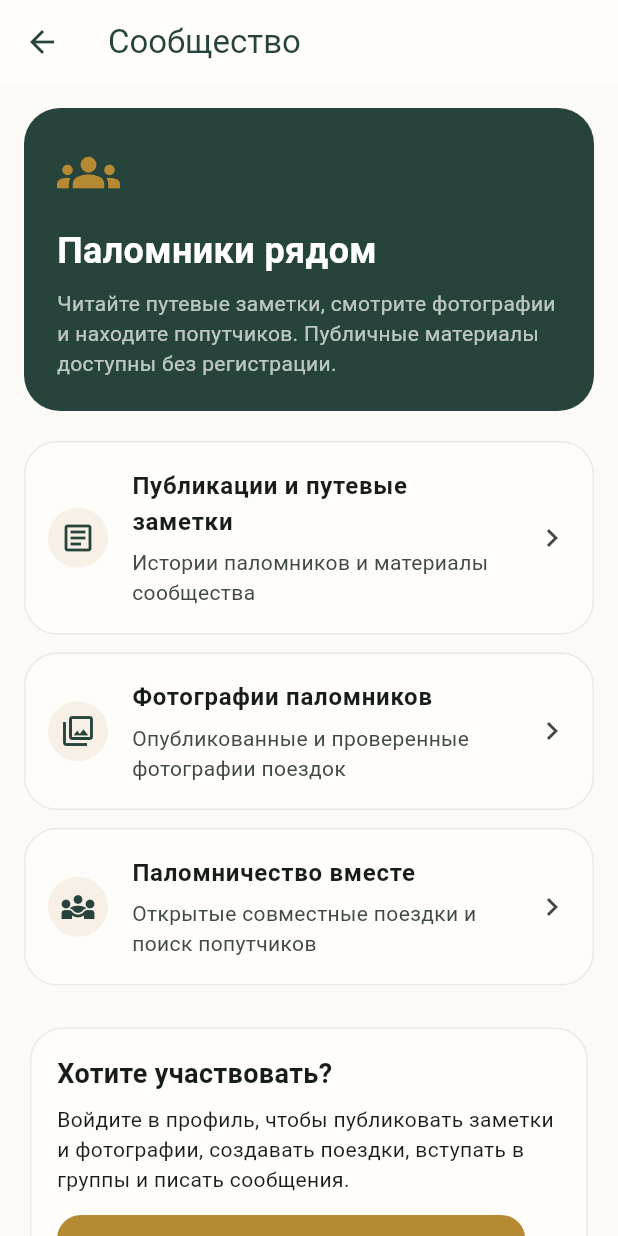
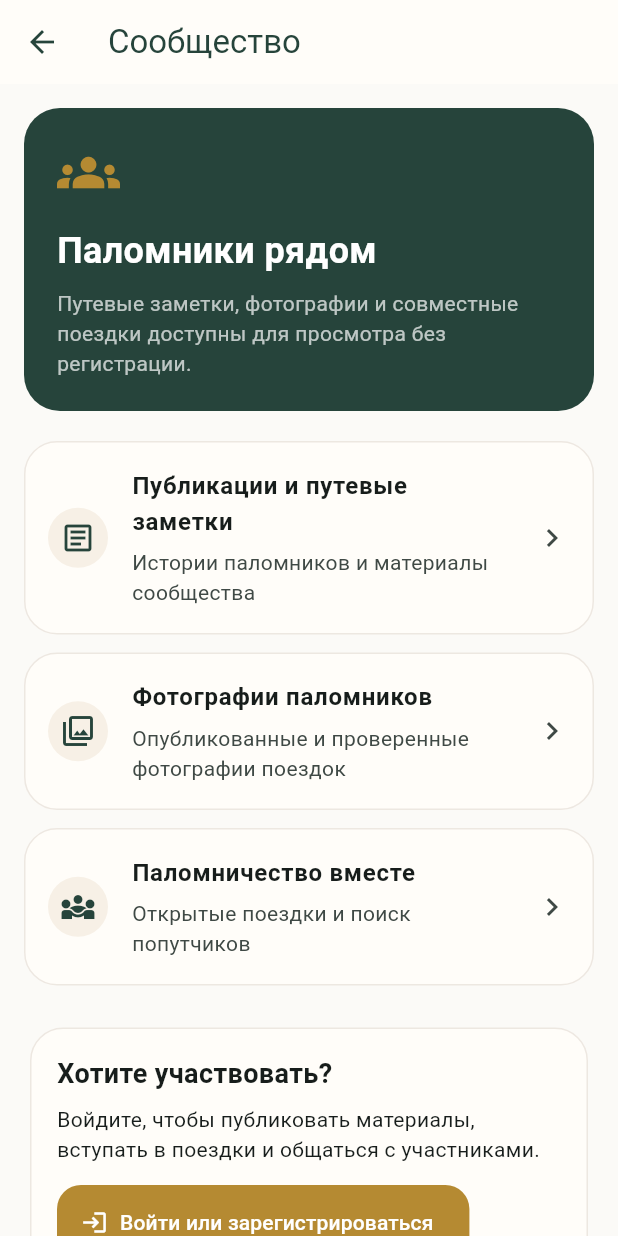
Before and after one commit to asbcorp24/palomnik, a Flutter app: the CommunityHubTab screen opened directly with empty values, on a phone screen of 412 x 824 dp. Run offline on Flutter 3.47's test engine with Material 3 defaults, Android fonts, the phone set to English and light mode, and no system bars; our stand-ins replace dio, firebase_core, firebase_messaging, flutter_local_notifications, flutter_secure_storage, geolocator and 4 more; missing offline and left inert: maplibre, yandex_mapkit; accounts and stored records are empty; statements that could not run were skipped.

Commit message:
Связать сообщество с входом в профиль

```diff
--- a/mobile/lib/src/screens/community_hub.dart
+++ b/mobile/lib/src/screens/community_hub.dart
@@ -11,9 +11,14 @@
 import 'pilgrimage_photos.dart';
 
 class CommunityHubTab extends StatelessWidget {
-  const CommunityHubTab({super.key, required this.session});
+  const CommunityHubTab({
+    super.key,
+    required this.session,
+    required this.onOpenProfile,
+  });
 
   final SessionController session;
+  final VoidCallback onOpenProfile;
 
   @override
   Widget build(BuildContext context) {
@@ -43,7 +48,7 @@
                 ),
                 SizedBox(height: 8),
                 Text(
-                  'Читайте путевые заметки, смотрите фотографии и находите попутчиков. Публичные материалы доступны без регистрации.',
+                  'Путевые заметки, фотографии и совместные поездки доступны для просмотра без регистрации.',
                   style: TextStyle(color: Colors.white70, height: 1.45),
                 ),
               ],
@@ -65,7 +70,7 @@
           _CommunitySectionCard(
             icon: Icons.diversity_3_outlined,
             title: 'Паломничество вместе',
-            subtitle: 'Открытые совместные поездки и поиск попутчиков',
+            subtitle: 'Открытые поездки и поиск попутчиков',
             onTap: () => _open(
               context,
               session.isAuthenticated
@@ -107,13 +112,13 @@
                     ),
                     const SizedBox(height: 7),
                     const Text(
-                      'Войдите в профиль, чтобы публиковать заметки и фотографии, создавать поездки, вступать в группы и писать сообщения.',
+                      'Войдите, чтобы публиковать материалы, вступать в поездки и общаться с участниками.',
                     ),
                     const SizedBox(height: 14),
                     FilledButton.icon(
-                      onPressed: () => DefaultTabController.of(context),
+                      onPressed: onOpenProfile,
                       icon: const Icon(Icons.login),
-                      label: const Text('Вход доступен в разделе «Профиль»'),
+                      label: const Text('Войти или зарегистрироваться'),
                     ),
                   ],
                 ),
@@ -142,8 +147,7 @@
   }
 
   @override
-  Widget build(BuildContext context) {
-    return FutureListPage(
+  Widget build(BuildContext context) => FutureListPage(
         title: 'Путевые заметки',
         loader: _load,
         builder: (item) => BasicCard(
@@ -153,7 +157,6 @@
           onTap: () => _openSite('/community/${item['slug']}'),
         ),
       );
-  }
 }
 
 class PublicTogetherScreen extends StatelessWidget {
@@ -168,15 +171,14 @@
   }
 
   @override
-  Widget build(BuildContext context) {
-    return FutureListPage(
+  Widget build(BuildContext context) => FutureListPage(
         title: 'Паломничество вместе',
         loader: _load,
         header: const Card(
           child: Padding(
             padding: EdgeInsets.all(16),
             child: Text(
-            'Список поездок доступен без регистрации. Для вступления, создания поездки и общения войдите в профиль.',
+              'Просмотр доступен без регистрации. Для вступления, создания поездки и общения войдите в профиль.',
             ),
           ),
         ),
@@ -188,7 +190,6 @@
           onTap: () => _openSite('/community/together/${item['slug']}'),
         ),
       );
-  }
 }
 
 class PublicCommunityPhotosScreen extends StatefulWidget {
@@ -230,15 +231,7 @@
 
           final photos = snapshot.data ?? const [];
           if (photos.isEmpty) {
-            return const Center(
-              child: Padding(
-                padding: EdgeInsets.all(28),
-                child: Text(
-                  'Опубликованных фотографий пока нет.',
-                  textAlign: TextAlign.center,
-                ),
-              ),
-            );
+            return const Center(child: Text('Опубликованных фотографий пока нет.'));
           }
 
           return RefreshIndicator(
@@ -258,13 +251,8 @@
               itemCount: photos.length,
               itemBuilder: (context, index) {
                 final photo = photos[index];
-                final author = photo['author'] is Map
-                    ? Map<String, dynamic>.from(photo['author'] as Map)
-                    : const <String, dynamic>{};
-                final route = photo['route'] is Map
-                    ? Map<String, dynamic>.from(photo['route'] as Map)
-                    : const <String, dynamic>{};
-
+                final author = _asMap(photo['author']);
+                final route = _asMap(photo['route']);
                 return Card(
                   clipBehavior: Clip.antiAlias,
                   child: InkWell(
@@ -334,10 +322,7 @@
           children: [
             Flexible(
               child: InteractiveViewer(
-                child: Image.network(
-                  '${photo['url'] ?? ''}',
-                  fit: BoxFit.contain,
-                ),
+                child: Image.network('${photo['url'] ?? ''}', fit: BoxFit.contain),
               ),
             ),
             Padding(
@@ -380,8 +365,7 @@
   final VoidCallback onTap;
 
   @override
-  Widget build(BuildContext context) {
-    return Card(
+  Widget build(BuildContext context) => Card(
         margin: const EdgeInsets.only(bottom: 12),
         child: ListTile(
           contentPadding: const EdgeInsets.symmetric(horizontal: 16, vertical: 10),
@@ -399,7 +383,6 @@
         ),
       );
 }
-}
 
 class _SectionHeading extends StatelessWidget {
   const _SectionHeading(this.title);
@@ -407,8 +390,7 @@
   final String title;
 
   @override
-  Widget build(BuildContext context) {
-    return Padding(
+  Widget build(BuildContext context) => Padding(
         padding: const EdgeInsets.fromLTRB(4, 18, 4, 9),
         child: Text(
           title,
@@ -419,7 +401,10 @@
         ),
       );
 }
-}
+
+Map<String, dynamic> _asMap(dynamic value) => value is Map
+    ? Map<String, dynamic>.from(value)
+    : const <String, dynamic>{};
 
 Future<void> _openSite(String path) async {
   final uri = Uri.parse('${ApiClient.siteBaseUrl}$path');
```
Lines whose indentation alone changed are shown as unchanged.
